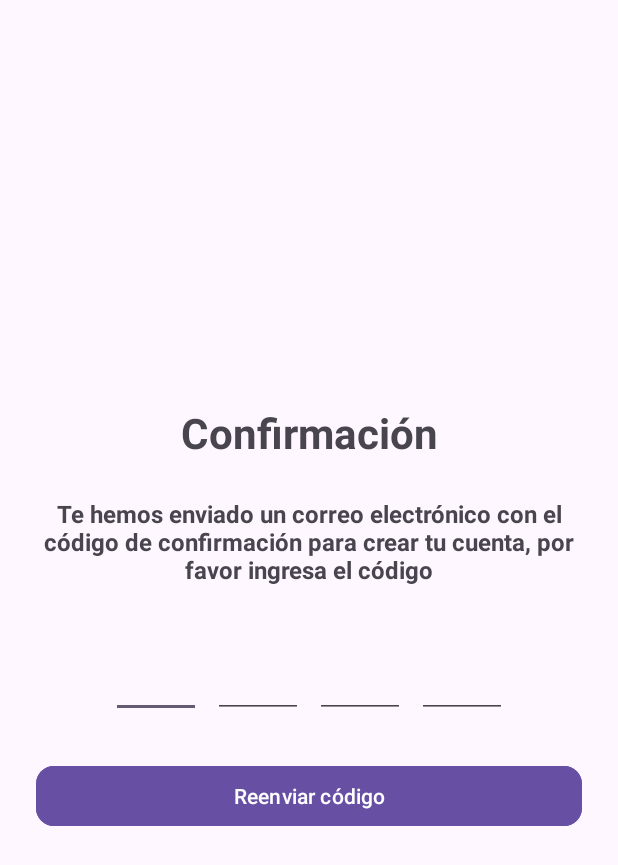
After one commit to Sebexe/de_remate_fe, an Android app: the VerifyEmail screen opened directly, with no data from a screen before it, on a phone screen of 412 x 824 dp. The commit adds this screen. Shown: the top 865 px of the screen. Run offline under Robolectric (Android 15) with nearby library versions, the phone set to English and light mode, and no system bars; our stand-ins replace Dagger/Hilt's generated code.

Commit message:
feat: verify code activity

```diff
--- a/app/src/main/AndroidManifest.xml
+++ b/app/src/main/AndroidManifest.xml
@@ -17,6 +17,9 @@
         android:supportsRtl="true"
         android:theme="@style/Theme.DeRemateFE"
         tools:targetApi="31">
+        <activity
+            android:name=".VerifyEmail"
+            android:exported="false" />
         <activity
             android:name=".LoginActivity"
             android:exported="false" />
--- /dev/null
+++ b/app/src/main/java/com/grupo1/deremate/VerifyEmail.java
@@ -0,0 +1,143 @@
+package com.grupo1.deremate;
+
+import android.content.Intent;
+import android.os.Bundle;
+import android.text.Editable;
+import android.text.TextWatcher;
+import android.widget.EditText;
+import android.widget.Toast;
+
+import androidx.appcompat.app.AppCompatActivity;
+
+import com.grupo1.deremate.apis.AuthControllerApi;
+import com.grupo1.deremate.infrastructure.ApiClient;
+import com.grupo1.deremate.models.GenericResponseDTOString;
+import com.grupo1.deremate.repository.UserRepository;
+
+import javax.inject.Inject;
+
+import dagger.hilt.android.AndroidEntryPoint;
+import retrofit2.Call;
+import retrofit2.Callback;
+import retrofit2.Response;
+
+@AndroidEntryPoint
+public class VerifyEmail extends AppCompatActivity {
+
+    @Inject
+    ApiClient apiClient;
+
+    @Inject
+    UserRepository userRepository;
+
+    private EditText[] codeInputs;
+
+    private AuthControllerApi authControllerApi;
+
+    @Override
+    protected void onCreate(Bundle savedInstanceState) {
+        super.onCreate(savedInstanceState);
+        setContentView(R.layout.activity_verify_email);
+
+        codeInputs = new EditText[]{
+                findViewById(R.id.code1),
+                findViewById(R.id.code2),
+                findViewById(R.id.code3),
+                findViewById(R.id.code4)
+        };
+
+        for (int i = 0; i < codeInputs.length; i++) {
+            int nextIndex = i + 1;
+            codeInputs[i].addTextChangedListener(new TextWatcher() {
+                @Override
+                public void beforeTextChanged(CharSequence s, int start, int count, int after) {
+                }
+
+                @Override
+                public void onTextChanged(CharSequence s, int start, int before, int count) {
+                }
+
+                @Override
+                public void afterTextChanged(Editable s) {
+                    if (s.length() == 1 && nextIndex < codeInputs.length) {
+                        codeInputs[nextIndex].requestFocus();
+                    } else if (allFieldsFilled()) {
+                        verifyCode();
+                    }
+                }
+            });
+
+            int finalI = i;
+            codeInputs[i].setOnKeyListener((v, keyCode, event) -> {
+                if (keyCode == android.view.KeyEvent.KEYCODE_DEL
+                        && event.getAction() == android.view.KeyEvent.ACTION_DOWN) {
+                    if (codeInputs[finalI].getText().toString().isEmpty() && finalI > 0) {
+                        codeInputs[finalI - 1].requestFocus();
+                        codeInputs[finalI - 1].setText(""); // limpiás el campo anterior también
+                        return true;
+                    }
+                }
+                return false;
+            });
+
+        }
+
+        findViewById(R.id.btnResend).setOnClickListener(v -> {
+            resendCode();
+        });
+    }
+
+    private boolean allFieldsFilled() {
+        for (EditText input : codeInputs) {
+            if (input.getText().toString().trim().isEmpty()) return false;
+        }
+        return true;
+    }
+
+    private void verifyCode() {
+        StringBuilder tokenBuilder = new StringBuilder();
+        for (EditText input : codeInputs) {
+            tokenBuilder.append(input.getText().toString().trim());
+        }
+
+        String token = tokenBuilder.toString();
+
+        authControllerApi = apiClient.createService(AuthControllerApi.class);
+        authControllerApi.verifyEmail(token, userRepository.getUser().getEmail()).enqueue(new Callback<>() {
+            @Override
+            public void onResponse(Call<GenericResponseDTOString> call, Response<GenericResponseDTOString> response) {
+                if (response.isSuccessful()) {
+                    Toast.makeText(VerifyEmail.this, "Correo verificado correctamente", Toast.LENGTH_SHORT).show();
+                    startActivity(new Intent(VerifyEmail.this, LoginActivity.class));
+                    finish();
+                } else {
+                    Toast.makeText(VerifyEmail.this, "Código incorrecto", Toast.LENGTH_SHORT).show();
+                }
+            }
+
+            @Override
+            public void onFailure(Call<GenericResponseDTOString> call, Throwable t) {
+                Toast.makeText(VerifyEmail.this, "Error de red: " + t.getMessage(), Toast.LENGTH_SHORT).show();
+            }
+        });
+    }
+
+    private void resendCode() {
+        authControllerApi = apiClient.createService(AuthControllerApi.class);
+        authControllerApi.resendVerification(userRepository.getUser().getEmail()).enqueue(new Callback<GenericResponseDTOString>() {
+            @Override
+            public void onResponse(Call<GenericResponseDTOString> call, Response<GenericResponseDTOString> response) {
+                if (response.isSuccessful()) {
+                    Toast.makeText(VerifyEmail.this, "Se ha enviado un nuevo código de verificación", Toast.LENGTH_SHORT).show();
+                } else {
+                    Toast.makeText(VerifyEmail.this, "Ups, algo falló, volvé a intentar", Toast.LENGTH_SHORT).show();
+                }
+            }
+
+            @Override
+            public void onFailure(Call<GenericResponseDTOString> call, Throwable t) {
+                Toast.makeText(VerifyEmail.this, "Error de red: " + t.getMessage(), Toast.LENGTH_SHORT).show();
+            }
+        });
+    }
+}
--- /dev/null
+++ b/app/src/main/res/layout/activity_verify_email.xml
@@ -0,0 +1,90 @@
+<?xml version="1.0" encoding="utf-8"?>
+<LinearLayout xmlns:app="http://schemas.android.com/apk/res-auto"
+    xmlns:android="http://schemas.android.com/apk/res/android"
+    android:id="@+id/main"
+    android:layout_width="match_parent"
+    android:layout_height="match_parent"
+    android:orientation="vertical"
+    android:gravity="center"
+    android:background="?android:attr/colorBackground"
+    android:padding="24dp">
+
+    <TextView
+        android:id="@+id/tvTitle"
+        android:layout_width="match_parent"
+        android:layout_height="wrap_content"
+        android:text="@string/verifyTitle"
+        android:textSize="28sp"
+        android:textStyle="bold"
+        android:gravity="center"
+        android:layout_marginBottom="24dp" />
+
+    <TextView
+        android:id="@+id/tvContent"
+        android:layout_width="match_parent"
+        android:layout_height="wrap_content"
+        android:layout_marginBottom="24dp"
+        android:gravity="center"
+        android:text="@string/verifyContent"
+        android:textSize="16sp"
+        android:textStyle="bold" />
+
+    <LinearLayout
+        android:id="@+id/codeContainer"
+        android:layout_width="wrap_content"
+        android:layout_height="wrap_content"
+        android:orientation="horizontal"
+        android:gravity="center"
+        android:layout_marginBottom="24dp">
+
+        <EditText
+            android:id="@+id/code1"
+            style="@style/Widget.AppCompat.EditText"
+            android:layout_width="60dp"
+            android:layout_height="60dp"
+            android:gravity="center"
+            android:maxLength="1"
+            android:inputType="number"
+            android:textSize="24sp"
+            android:layout_margin="4dp" />
+
+        <EditText
+            android:id="@+id/code2"
+            android:layout_width="60dp"
+            android:layout_height="60dp"
+            android:gravity="center"
+            android:maxLength="1"
+            android:inputType="number"
+            android:textSize="24sp"
+            android:layout_margin="4dp" />
+
+        <EditText
+            android:id="@+id/code3"
+            android:layout_width="60dp"
+            android:layout_height="60dp"
+            android:gravity="center"
+            android:maxLength="1"
+            android:inputType="number"
+            android:textSize="24sp"
+            android:layout_margin="4dp" />
+
+        <EditText
+            android:id="@+id/code4"
+            android:layout_width="60dp"
+            android:layout_height="60dp"
+            android:gravity="center"
+            android:maxLength="1"
+            android:inputType="number"
+            android:textSize="24sp"
+            android:layout_margin="4dp" />
+    </LinearLayout>
+
+    <com.google.android.material.button.MaterialButton
+        android:id="@+id/btnResend"
+        android:layout_width="match_parent"
+        android:layout_height="wrap_content"
+        android:backgroundTint="?attr/colorPrimary"
+        android:text="@string/verifyBtn"
+        android:textColor="?attr/colorOnPrimary"
+        app:cornerRadius="12dp" />
+</LinearLayout>
--- a/app/src/main/res/values/strings.xml
+++ b/app/src/main/res/values/strings.xml
@@ -8,6 +8,10 @@
     <string name="registerEmail">Correo</string>
     <string name="registerBtn">Registrarse</string>
     <string name="registerLoginBtn">Ya tengo cuenta</string>
+
+    <string name="verifyTitle">Confirmación</string>
+    <string name="verifyContent">Te hemos enviado un correo electrónico con el código de confirmación para crear tu cuenta, por favor ingresa el código</string>
+    <string name="verifyBtn">Reenviar código</string>
 
     <string name="loginTitle">Iniciar sesión</string>
     <string name="loginEmail">Correo</string>
```
